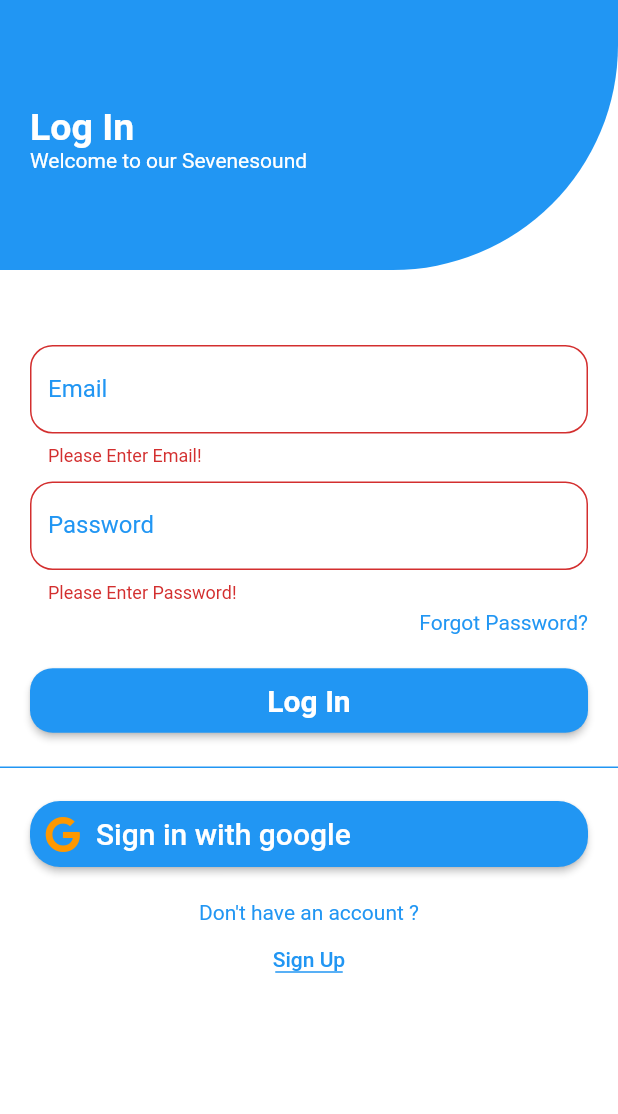
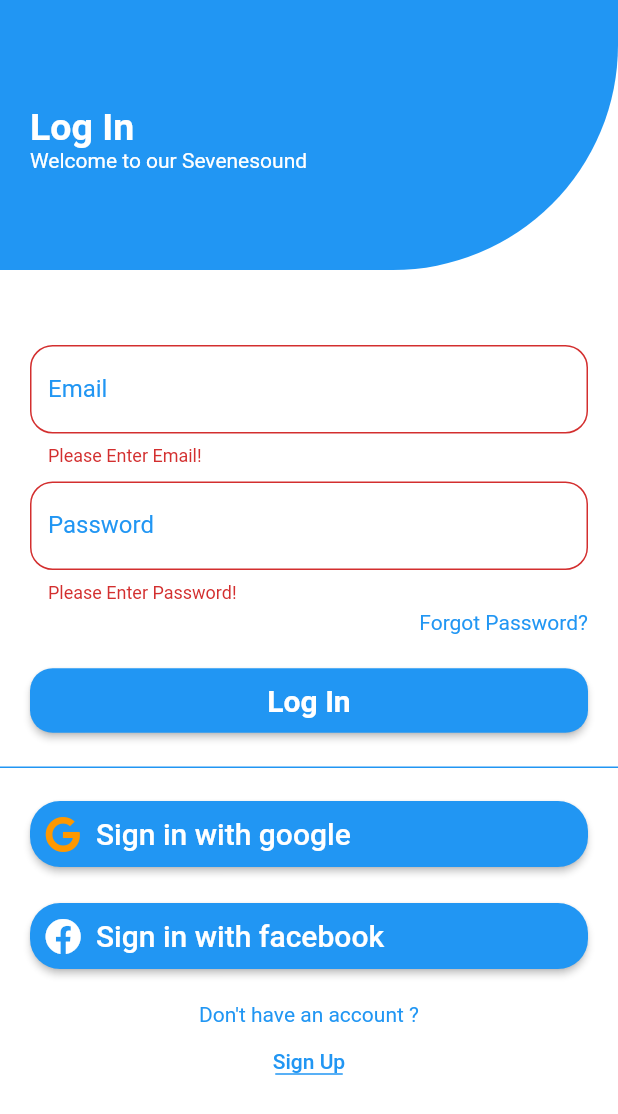
Before and after one commit to kasim121/Sevenesound, a Flutter app: the screen it shows after launch, after a tap on "Log In", after a tap on "Sign in with google", on a phone screen of 412 x 824 dp. Shown: the top 1114 px of the screen. Run offline on Flutter 3.47's test engine with Material 2 defaults, Android fonts, the phone set to English and light mode, and no system bars; our stand-ins replace firebase_auth, firebase_core, font_awesome_flutter, google_sign_in; accounts and stored records are empty.

Commit message:
second commit

```diff
--- a/lib/LogInScreen.dart
+++ b/lib/LogInScreen.dart
@@ -12,18 +12,44 @@ class LogInScreen extends StatefulWidget {
 }
 
 class _LogInScreenState extends State<LogInScreen> {
+  bool signInState = false;
   String email = "", password = "";
   var _formKey = GlobalKey<FormState>();
-  FirebaseAuth auth = FirebaseAuth.instance;
-  Future<String> logIn() async {
-    String user = (await auth.signInWithEmailAndPassword(
-            email: email.trim(), password: password))
-        .toString();
-    return user;
+
+  final FirebaseAuth auth = FirebaseAuth.instance;
+
+  Future<void> logIn() async {
+    try {
+      await auth
+          .signInWithEmailAndPassword(
+              email: email.trim(), password: password.trim())
+          .then((value) {
+        Navigator.pushReplacement(
+            context,
+            MaterialPageRoute(
+                builder: (BuildContext context) =>
+                    HomeScreen(value.user.email)));
+      });
+    } catch (e) {
+      print("Error ${e.toString()}");
+    }
   }
 
-  GoogleSignIn googleSignIn = GoogleSignIn(scopes: ['email']);
-  // Future<void> GoogleSignIn() async {}
+  GoogleSignIn _googleSignIn = GoogleSignIn(scopes: ['email']);
+  Future<void> _handleSignIn() async {
+    GoogleSignInAccount signInAccount = await _googleSignIn.signIn();
+    GoogleSignInAuthentication signInAuthentication =
+        await signInAccount.authentication;
+    AuthCredential credential = GoogleAuthProvider.credential(
+        idToken: signInAuthentication.idToken,
+        accessToken: signInAuthentication.accessToken);
+    User user = (await auth.signInWithCredential(credential)).user;
+    print(user);
+    setState(() {
+      signInState = true;
+    });
+    return user.email.toString();
+  }
 
   @override
   void initState() {
@@ -31,8 +57,11 @@ class _LogInScreenState extends State<LogInScreen> {
     Future(() async {
       // ignore: await_only_futures
       if (await auth.currentUser != null) {
-        Navigator.pushReplacement(context,
-            MaterialPageRoute(builder: (BuildContext conext) => HomeScreen()));
+        Navigator.pushReplacement(
+            context,
+            MaterialPageRoute(
+                builder: (BuildContext conext) =>
+                    HomeScreen(auth.currentUser.toString())));
       }
     });
   }
@@ -51,7 +80,6 @@ class _LogInScreenState extends State<LogInScreen> {
               child: Padding(
                 padding: EdgeInsets.all(20),
                 child: Column(
-                  //mainAxisAlignment: MainAxisAlignment.center,
                   crossAxisAlignment: CrossAxisAlignment.start,
                   children: <Widget>[
                     SizedBox(
@@ -169,14 +197,7 @@ class _LogInScreenState extends State<LogInScreen> {
                 child: RaisedButton(
                   onPressed: () {
                     if (_formKey.currentState.validate()) {
-                      Future<String> check = logIn();
-                      if (check != null) {
-                        Navigator.pushReplacement(
-                            context,
-                            MaterialPageRoute(
-                                builder: (BuildContext context) =>
-                                    HomeScreen()));
-                      }
+                      logIn();
                     }
                   },
                   shape: RoundedRectangleBorder(
@@ -202,7 +223,16 @@ class _LogInScreenState extends State<LogInScreen> {
             Padding(
               padding: EdgeInsets.only(top: 20, left: 20, right: 20),
               child: RaisedButton(
-                onPressed: () {},
+                onPressed: () {
+                  Future<String> user = _handleSignIn();
+                  if (signInState) {
+                    Navigator.pushReplacement(
+                        context,
+                        MaterialPageRoute(
+                            builder: (BuildContext context) =>
+                                HomeScreen(user.toString())));
+                  }
+                },
                 color: Colors.blue,
                 padding: EdgeInsets.all(10),
                 shape: RoundedRectangleBorder(
@@ -217,6 +247,33 @@ class _LogInScreenState extends State<LogInScreen> {
                     SizedBox(width: 10),
                     Text(
                       "Sign in with google",
+                      style: TextStyle(
+                        fontSize: 20,
+                        color: Colors.white,
+                      ),
+                    ),
+                  ],
+                ),
+              ),
+            ),
+            Padding(
+              padding: EdgeInsets.only(top: 20, left: 20, right: 20),
+              child: RaisedButton(
+                onPressed: () {},
+                color: Colors.blue,
+                padding: EdgeInsets.all(10),
+                shape: RoundedRectangleBorder(
+                  borderRadius: BorderRadius.circular(20),
+                ),
+                child: Row(
+                  children: <Widget>[
+                    Icon(
+                      FontAwesomeIcons.facebook,
+                      color: Colors.white,
+                    ),
+                    SizedBox(width: 10),
+                    Text(
+                      "Sign in with facebook",
                       style: TextStyle(
                         fontSize: 20,
                         color: Colors.white,
--- a/lib/SplashScreen.dart
+++ b/lib/SplashScreen.dart
@@ -25,13 +25,12 @@ class _SplashScreenState extends State<SplashScreen> {
                 mainAxisAlignment: MainAxisAlignment.center,
                 children: <Widget>[
                   MyImage(),
-                  Text(
-                    'SeveneSound',
-                    style: TextStyle(
+                  Text('SeveneSound',
+                      style: TextStyle(
                         fontSize: 25,
                         fontStyle: FontStyle.italic,
-                        color: Color(0xffff2fc3)),
-                  )
+                        color: Colors.blue,
+                      ))
                 ],
               ),
             ),
@@ -41,13 +40,12 @@ class _SplashScreenState extends State<SplashScreen> {
                 children: <Widget>[
                   CircularProgressIndicator(),
                   SizedBox(height: 20),
-                  Text(
-                    'Welcome to the SeveneSound',
-                    style: TextStyle(
+                  Text('Welcome to the SeveneSound',
+                      style: TextStyle(
                         fontSize: 18,
                         fontStyle: FontStyle.italic,
-                        color: Color(0xffff2fc3)),
-                  )
+                        color: Colors.blue,
+                      ))
                 ],
               ),
             ),
```
Also changed, not shown: lib/HomeScreen.dart (+56 -7 lines), lib/SignUpScreen.dart (+12 -36 lines).
